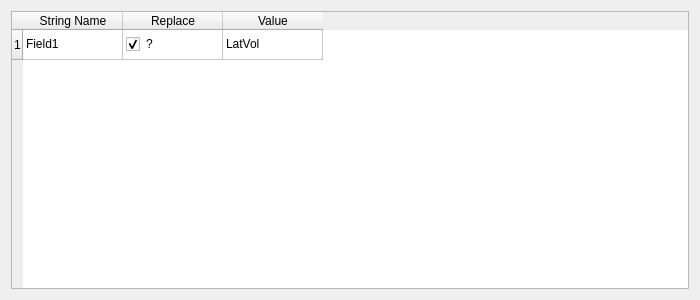
Qt form src/Interface/Modules/Bundle/InsertStringsIntoBundleDialog.ui (SCIInstitute/SCIRun) before a commit.
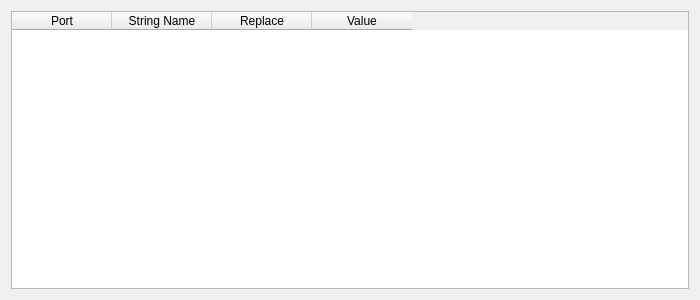
The same form after that commit.

```diff
--- a/src/Interface/Modules/Bundle/InsertStringsIntoBundleDialog.ui
+++ b/src/Interface/Modules/Bundle/InsertStringsIntoBundleDialog.ui
@@ -22,11 +22,11 @@
   <layout class="QGridLayout" name="gridLayout">
    <item row="0" column="0">
     <widget class="QTableWidget" name="tableWidget">
-     <row>
+     <column>
       <property name="text">
-       <string>1</string>
+       <string>Port</string>
       </property>
-     </row>
+     </column>
      <column>
       <property name="text">
        <string>String Name</string>
@@ -42,24 +42,6 @@
        <string>Value</string>
       </property>
      </column>
-     <item row="0" column="0">
-      <property name="text">
-       <string>Field1</string>
-      </property>
-     </item>
-     <item row="0" column="1">
-      <property name="text">
-       <string>?</string>
-      </property>
-      <property name="checkState">
-       <enum>Checked</enum>
-      </property>
-     </item>
-     <item row="0" column="2">
-      <property name="text">
-       <string>LatVol</string>
-      </property>
-     </item>
     </widget>
    </item>
   </layout>
```
